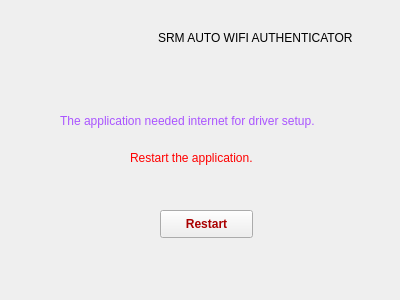
Old version of the form design.ui in the repository UtkarshRana22/SRM_AUTO_WIFI_AUTHENTICATOR.
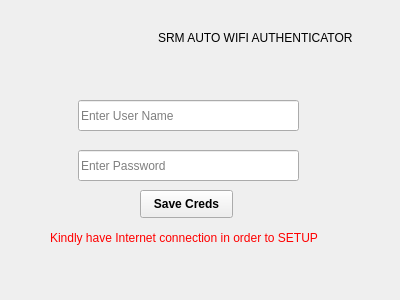
New version of the form. The open tabs and pages were chosen to show the change. Icons and pictures are not drawn.

The edit to the form file:
```diff
--- a/design.ui
+++ b/design.ui
@@ -237,62 +237,6 @@
      </property>
     </widget>
    </widget>
-   <widget class="QWidget" name="page_3">
-    <widget class="QLabel" name="label_5">
-     <property name="geometry">
-      <rect>
-       <x>30</x>
-       <y>0</y>
-       <width>281</width>
-       <height>101</height>
-      </rect>
-     </property>
-     <property name="styleSheet">
-      <string notr="true">color:rgb(170, 85, 255)</string>
-     </property>
-     <property name="text">
-      <string>The application needed internet for driver setup.</string>
-     </property>
-    </widget>
-    <widget class="QLabel" name="label_6">
-     <property name="geometry">
-      <rect>
-       <x>100</x>
-       <y>80</y>
-       <width>131</width>
-       <height>16</height>
-      </rect>
-     </property>
-     <property name="styleSheet">
-      <string notr="true">color:rgb(255, 0, 0)</string>
-     </property>
-     <property name="text">
-      <string>Restart the application.</string>
-     </property>
-    </widget>
-    <widget class="QPushButton" name="restart">
-     <property name="geometry">
-      <rect>
-       <x>130</x>
-       <y>140</y>
-       <width>93</width>
-       <height>28</height>
-      </rect>
-     </property>
-     <property name="font">
-      <font>
-       <weight>75</weight>
-       <bold>true</bold>
-      </font>
-     </property>
-     <property name="styleSheet">
-      <string notr="true">color:rgb(170, 0, 0)</string>
-     </property>
-     <property name="text">
-      <string>Restart</string>
-     </property>
-    </widget>
-   </widget>
    <widget class="QWidget" name="page_4">
     <widget class="QLabel" name="message">
      <property name="geometry">
```
